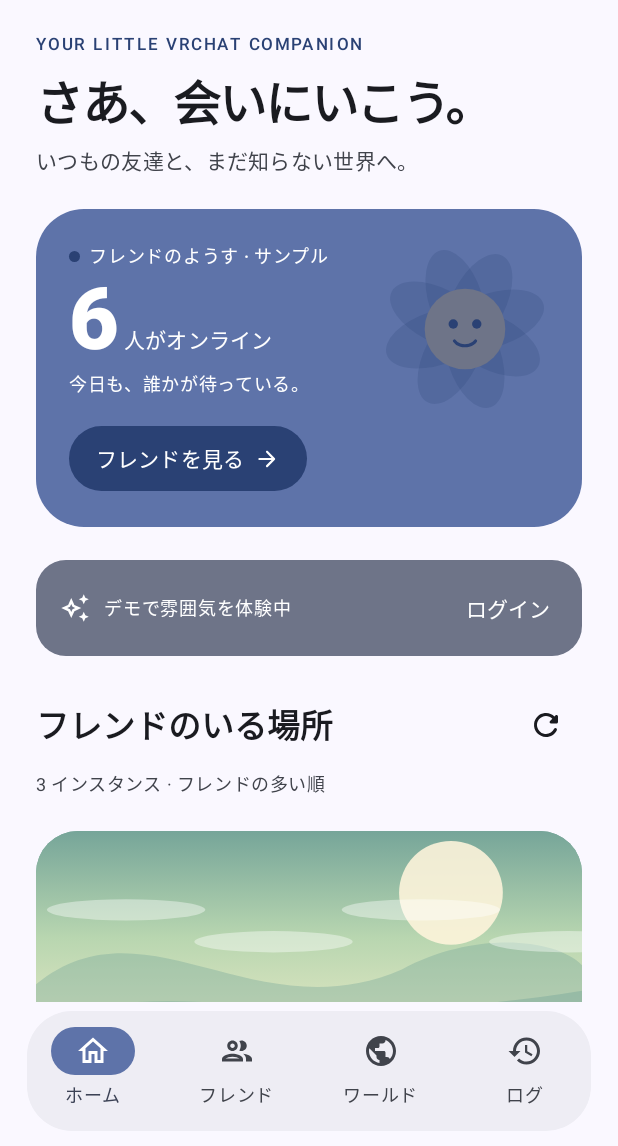
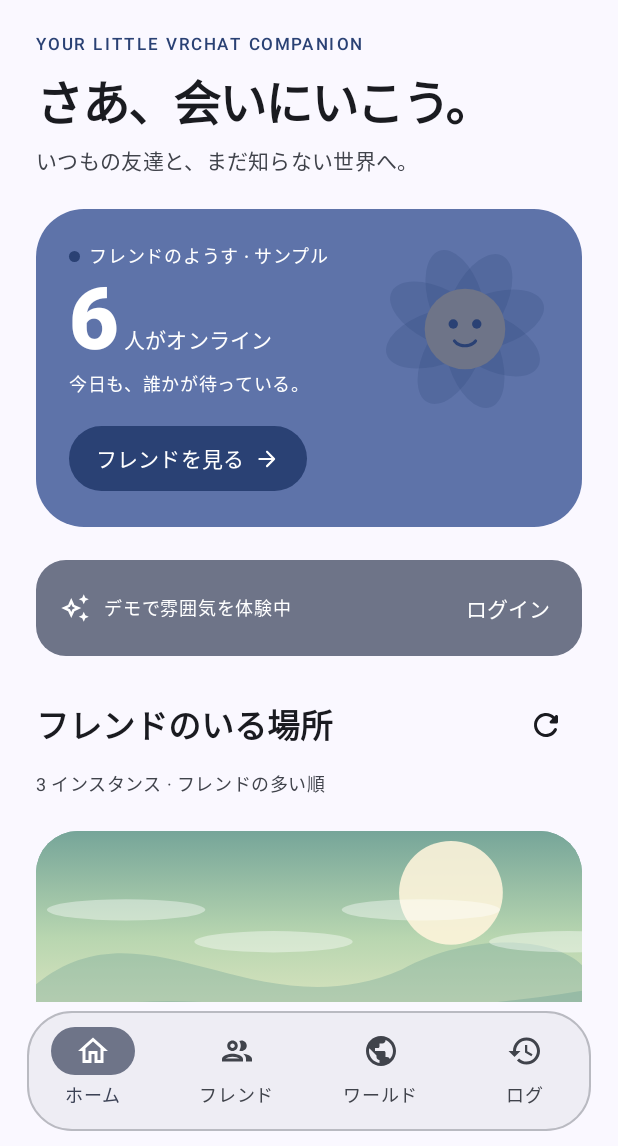
Before and after one commit to yamato3010/Orbit, an Android app built with Jetpack Compose: the screen it shows after launch (MainActivity), on a phone screen of 412 x 824 dp, the part 90-1236 px from its top. Run offline under Robolectric (Android 15) with nearby library versions, the phone set to English and light mode, and no system bars; our stand-ins replace Material 3 Expressive styles (plain Material 3 is drawn); pictures from the network do not load.

Commit message:
style: ナビゲーションの配色の役割をyamatodonに合わせる

```diff
--- a/app/src/main/java/com/yamato3010/vrchattools/ui/OrbitApp.kt
+++ b/app/src/main/java/com/yamato3010/vrchattools/ui/OrbitApp.kt
@@ -6,6 +6,7 @@ import android.content.Intent
 import android.net.Uri
 import androidx.activity.compose.BackHandler
 import androidx.compose.animation.*
+import androidx.compose.foundation.BorderStroke
 import androidx.compose.foundation.background
 import androidx.compose.foundation.clickable
 import androidx.compose.foundation.layout.*
@@ -26,7 +27,6 @@ import androidx.compose.runtime.*
 import androidx.compose.runtime.saveable.rememberSaveable
 import androidx.compose.ui.Alignment
 import androidx.compose.ui.Modifier
-import androidx.compose.ui.draw.clip
 import androidx.compose.ui.graphics.Color
 import androidx.compose.ui.graphics.vector.ImageVector
 import androidx.compose.ui.platform.LocalContext
@@ -72,11 +72,18 @@ fun OrbitApp(model: OrbitViewModel, appState: OrbitAppState) {
         },
         bottomBar = {
             Box(Modifier.fillMaxWidth().navigationBarsPadding().padding(start = 18.dp, end = 18.dp, bottom = 10.dp, top = 6.dp), contentAlignment = Alignment.Center) {
-                NavigationBar(Modifier.widthIn(max = 600.dp).clipShape(), containerColor = MaterialTheme.colorScheme.surfaceContainer, tonalElevation = 0.dp, windowInsets = WindowInsets(0, 0, 0, 0)) {
-                    Destination.entries.forEachIndexed { index, destination ->
-                        NavigationBarItem(selected = page == index && !settings, onClick = { page = index; settings = false },
-                            icon = { Icon(destination.icon, null) }, label = { Text(destination.label) },
-                            colors = NavigationBarItemDefaults.colors(indicatorColor = MaterialTheme.colorScheme.primaryContainer))
+                Surface(
+                    modifier = Modifier.widthIn(max = 600.dp).fillMaxWidth(),
+                    shape = RoundedCornerShape(30.dp),
+                    color = MaterialTheme.colorScheme.surfaceContainer,
+                    border = BorderStroke(1.dp, MaterialTheme.colorScheme.outlineVariant.copy(alpha = .45f)),
+                    tonalElevation = 2.dp
+                ) {
+                    NavigationBar(containerColor = Color.Transparent, tonalElevation = 0.dp, windowInsets = WindowInsets(0, 0, 0, 0)) {
+                        Destination.entries.forEachIndexed { index, destination ->
+                            NavigationBarItem(selected = page == index && !settings, onClick = { page = index; settings = false },
+                                icon = { Icon(destination.icon, null) }, label = { Text(destination.label) })
+                        }
                     }
                 }
             }
@@ -106,8 +113,6 @@ fun OrbitApp(model: OrbitViewModel, appState: OrbitAppState) {
     }
     if (model.loginOpen) LoginSheet(model)
 }
-
-private fun Modifier.clipShape() = clip(RoundedCornerShape(30.dp))
 
 @Composable
 private fun HomeScreen(model: OrbitViewModel, onPage: (Int) -> Unit, onFriend: (Friend) -> Unit, onWorld: (World) -> Unit, onInstance: (FriendInstance) -> Unit) {
```
